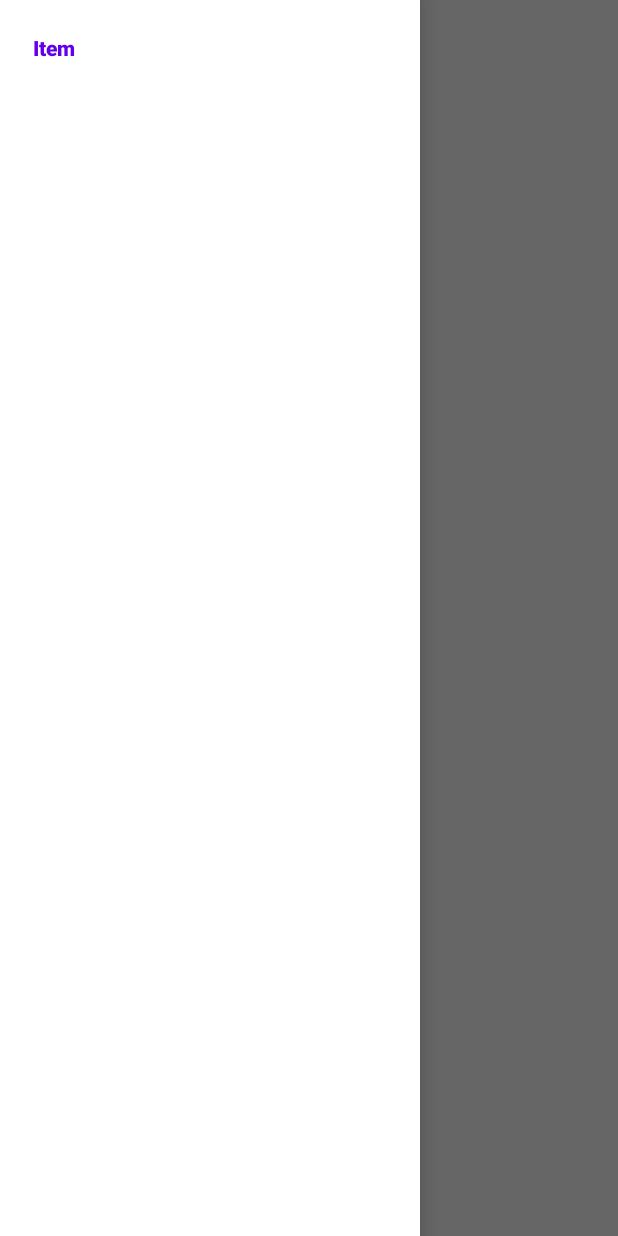
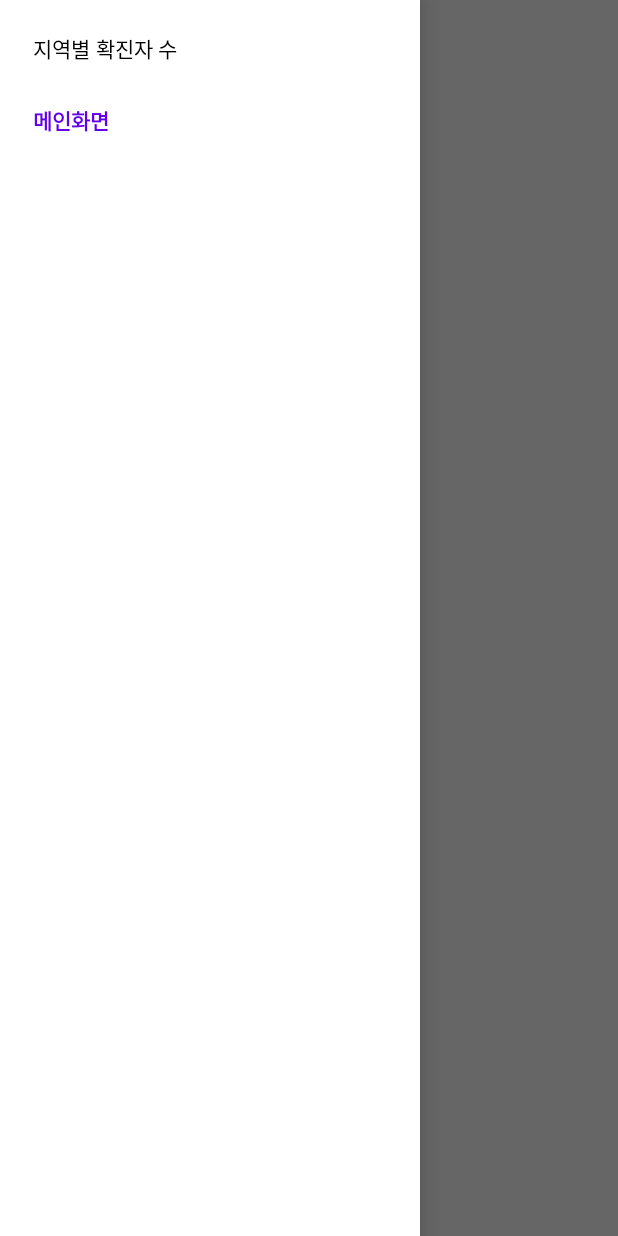
Before and after one commit to YuYangWoo/HongKaThon, an Android app: the screen it shows after launch (MainActivity), with the side drawer open, on a phone screen of 412 x 824 dp. Run offline under Robolectric (Android 15) with nearby library versions, the phone set to English and light mode, and no system bars; our stand-ins replace data binding, navigation-ui.

Commit message:
메인화면, 지도 Fragment 분리 및 기본 구조 만들기

```diff
--- a/HongKaThon/app/build.gradle
+++ b/HongKaThon/app/build.gradle
@@ -45,6 +45,7 @@ dependencies {
     implementation 'androidx.appcompat:appcompat:1.2.0'
     implementation 'com.google.android.material:material:1.2.1'
     implementation 'androidx.constraintlayout:constraintlayout:2.0.4'
+    implementation 'androidx.legacy:legacy-support-v4:1.0.0'
     testImplementation 'junit:junit:4.+'
     androidTestImplementation 'androidx.test.ext:junit:1.1.2'
     androidTestImplementation 'androidx.test.espresso:espresso-core:3.3.0'
--- a/HongKaThon/app/src/main/java/com/cookandroid/social_distance/MainActivity.kt
+++ b/HongKaThon/app/src/main/java/com/cookandroid/social_distance/MainActivity.kt
@@ -37,7 +37,7 @@ class MainActivity : BaseActivity<ActivityMainBinding>(R.layout.activity_main) {
 
     private val appBarConfiguration by lazy {
         AppBarConfiguration(
-            setOf(R.id.mapFragment),
+            setOf(R.id.mapFragment,R.id.mainFragment),
             binding.drawer
         )
     }
--- /dev/null
+++ b/HongKaThon/app/src/main/java/com/cookandroid/social_distance/fragment/MainFragment.kt
@@ -0,0 +1,19 @@
+package com.cookandroid.social_distance.fragment
+
+import android.os.Bundle
+import androidx.fragment.app.Fragment
+import android.view.LayoutInflater
+import android.view.View
+import android.view.ViewGroup
+import com.cookandroid.social_distance.R
+
+
+class MainFragment : Fragment() {
+
+    override fun onCreateView(inflater: LayoutInflater, container: ViewGroup?,
+                              savedInstanceState: Bundle?): View? {
+        // Inflate the layout for this fragment
+        return inflater.inflate(R.layout.fragment_main, container, false)
+    }
+
+}
--- a/HongKaThon/app/src/main/res/menu/activity_main_navigation_menu.xml
+++ b/HongKaThon/app/src/main/res/menu/activity_main_navigation_menu.xml
@@ -2,5 +2,8 @@
 <menu xmlns:android="http://schemas.android.com/apk/res/android">
     <item
         android:id="@+id/mapFragment"
-        android:title="Item" />
+        android:title="지역별 확진자 수" />
+    <item
+        android:id="@+id/mainFragment"
+        android:title="메인화면" />
 </menu>
--- a/HongKaThon/app/src/main/res/navigation/activity_main_navigation.xml
+++ b/HongKaThon/app/src/main/res/navigation/activity_main_navigation.xml
@@ -3,10 +3,19 @@
     xmlns:app="http://schemas.android.com/apk/res-auto"
     xmlns:tools="http://schemas.android.com/tools"
     android:id="@+id/activity_main_navigation"
-    app:startDestination="@id/mapFragment">
+    app:startDestination="@id/mainFragment">
     <fragment
         android:id="@+id/mapFragment"
         android:name="com.cookandroid.social_distance.fragment.MapFragment"
-        tools:layout="@layout/fragment_map"
-        android:label="MapFragment" />
+        android:label="지역별 현황"
+        tools:layout="@layout/fragment_map" />
+    <fragment
+        android:id="@+id/mainFragment"
+        android:name="com.cookandroid.social_distance.fragment.MainFragment"
+        android:label="메인화면"
+        tools:layout="@layout/fragment_main">
+        <action
+            android:id="@+id/action_mainFragment_to_mapFragment"
+            app:destination="@id/mapFragment" />
+    </fragment>
 </navigation>
--- a/HongKaThon/app/src/main/res/values/strings.xml
+++ b/HongKaThon/app/src/main/res/values/strings.xml
@@ -4,4 +4,6 @@
     <string name="filter">Filter</string>
     <string name="level">Level</string>
     <string name="infection">Infection</string>
+    <!-- TODO: Remove or change this placeholder text -->
+    <string name="hello_blank_fragment">Hello blank fragment</string>
 </resources>
```
Also changed, not shown: HongKaThon/app/src/main/res/layout/fragment_main.xml (added, +14 -0 lines).
